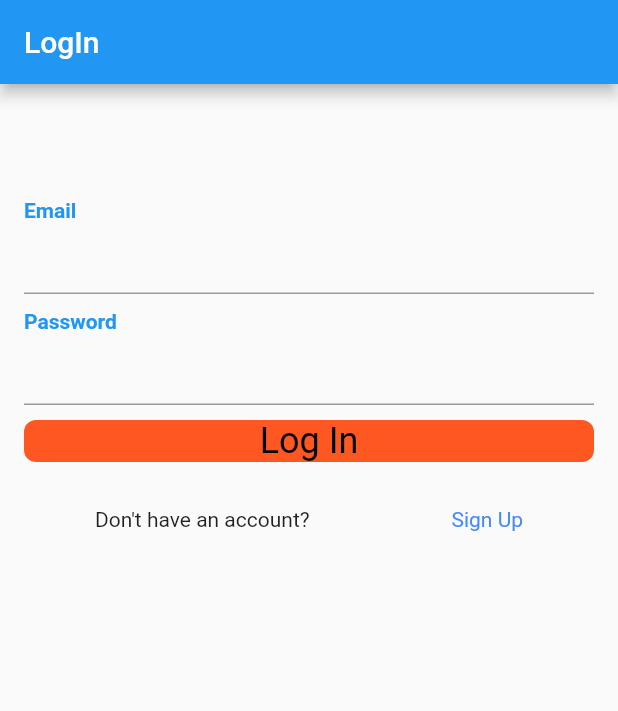
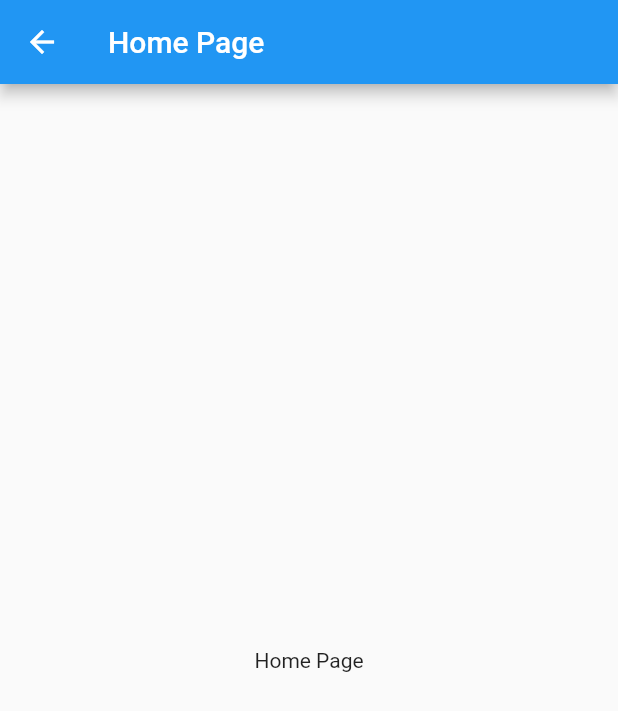
Before and after one commit to WanjiruCate/Hello_World, a Flutter app: the screen it shows after launch, after a tap on "Log In", on a phone screen of 412 x 824 dp. Shown: the top 711 px of the screen. Run offline on Flutter 3.47's test engine with Material 2 defaults, Android fonts, the phone set to English and light mode, and no system bars.

Commit message:
Added Home Page

```diff
--- /dev/null
+++ b/lib/home.dart
@@ -0,0 +1,28 @@
+import 'package:flutter/material.dart';
+
+class Home extends StatefulWidget {
+  @override
+  _HomeState createState() => _HomeState();
+}
+
+class _HomeState extends State<Home> {
+  @override
+  Widget build(BuildContext context) {
+    return Scaffold(
+      appBar: AppBar(
+        title: Text('Home Page'),
+      ),
+      body: Container(
+        alignment: Alignment.center,
+          child: Padding(
+            padding: const EdgeInsets.all(8.0),
+            child: Column(
+              mainAxisAlignment: MainAxisAlignment.center,
+        children: <Widget>[
+            Text('Home Page'),
+        ],
+      ),
+          )),
+    );
+  }
+}
--- a/lib/login.dart
+++ b/lib/login.dart
@@ -1,4 +1,6 @@
 import 'package:flutter/material.dart';
+
+import 'home.dart';
 
 class Login extends StatefulWidget {
   @override
@@ -69,6 +71,7 @@ class _LoginState extends State<Login> {
                     ),
                     onTap: (){
                       print('Login tapped');
+                      Navigator.push(context, MaterialPageRoute(builder: (BuildContext context) => Home()));
                     },
                   ),
                 ),
```
